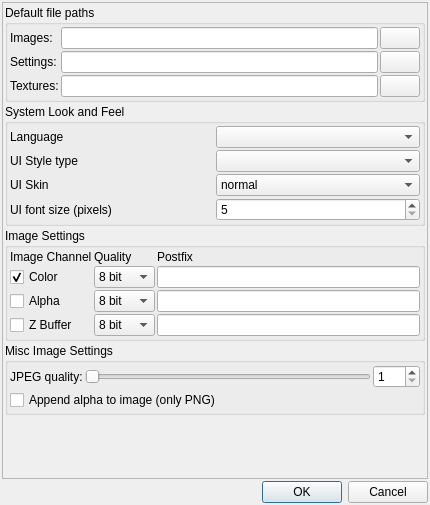
Above: mandelbulber2/qt/preferencesdialog.ui from buddhi1980/mandelbulber2 before the change. Below: the same form after it.
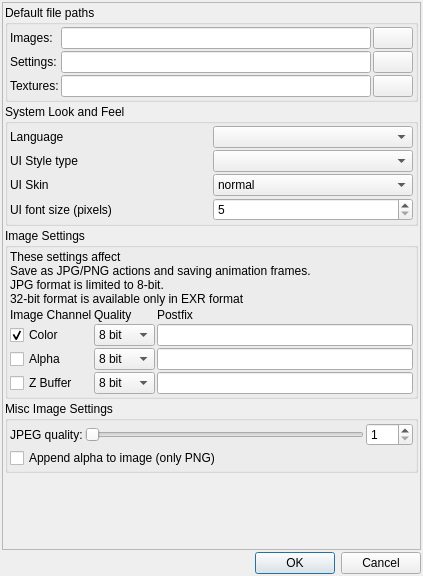
That is the form after the change. Icons and pictures are not drawn. Custom widgets are drawn as their Qt base class.

```diff
--- a/mandelbulber2/qt/preferencesdialog.ui
+++ b/mandelbulber2/qt/preferencesdialog.ui
@@ -6,8 +6,8 @@
    <rect>
     <x>0</x>
     <y>0</y>
-    <width>430</width>
-    <height>505</height>
+    <width>423</width>
+    <height>576</height>
    </rect>
   </property>
   <property name="windowTitle">
@@ -39,8 +39,8 @@
        <rect>
         <x>0</x>
         <y>0</y>
-        <width>424</width>
-        <height>476</height>
+        <width>417</width>
+        <height>541</height>
        </rect>
       </property>
       <layout class="QVBoxLayout" name="verticalLayout_2">
@@ -275,6 +275,16 @@
           <property name="bottomMargin">
            <number>2</number>
           </property>
+          <item>
+           <widget class="QLabel" name="label_12">
+            <property name="text">
+             <string>These settings affect
+Save as JPG/PNG actions and saving animation frames.
+JPG format is limited to 8-bit.
+32-bit format is available only in EXR format</string>
+            </property>
+           </widget>
+          </item>
           <item>
            <layout class="QGridLayout" name="gridLayout_4">
             <property name="spacing">
```
